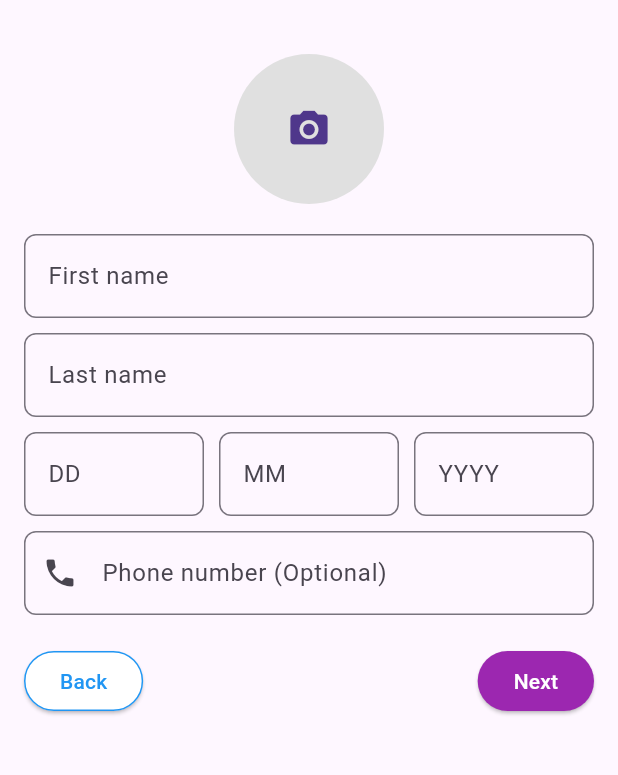
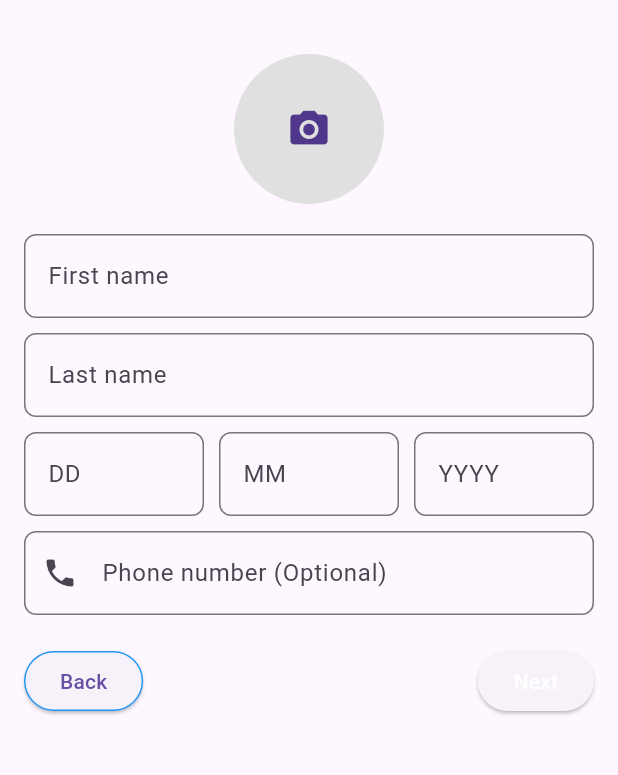
Before and after one commit to NAME-ASHWANIYADAV/moofli-fullstack, a Flutter app: the SignupPage2 screen opened directly with empty values, on a phone screen of 412 x 824 dp, the part 84-859 px from its top. Run offline on Flutter 3.47's test engine with Material 3 defaults, Android fonts, the phone set to English and light mode, and no system bars.

Commit message:
routing_done

```diff
--- a/lib/screens/login_page.dart
+++ b/lib/screens/login_page.dart
@@ -1,4 +1,5 @@
 import 'package:flutter/material.dart';
+import 'package:moofli_fullstack/screens/signup1.dart';
 
 
 class Login_Page extends StatefulWidget {
@@ -13,7 +14,7 @@ class _Login_PageState extends State<Login_Page> {
   @override
   Widget build(BuildContext context) {
     return Scaffold(
-      body: SafeArea(
+      body: SingleChildScrollView(
         child: Padding(
           padding: const EdgeInsets.all(20.0),
           child: Column(
@@ -247,6 +248,7 @@ class _Login_PageState extends State<Login_Page> {
               const Text('Don\'t have an account?', textAlign: TextAlign.center , style: TextStyle(fontFamily: "Poppins",color: Color.fromRGBO(106, 106, 106, 1),), ),
               TextButton(
                 onPressed: () {
+                  Navigator.of(context).push(MaterialPageRoute(builder: (context) => SignupPage1()));
                   // Add your password recovery logic here
                 },
                 style: TextButton.styleFrom(
--- a/lib/screens/signup2.dart
+++ b/lib/screens/signup2.dart
@@ -89,8 +89,8 @@ class SignupPage2 extends StatelessWidget {
                     onPressed: () => Navigator.of(context).pop(),
                     child: Text('Back'),
                     style: ElevatedButton.styleFrom(
-                      primary: Colors.white,
-                      onPrimary: Colors.blue,
+                      // primary: Colors.white,
+                      // onPrimary: Colors.blue,
                       side: BorderSide(color: Colors.blue),
                     ),
                   ),
@@ -107,7 +107,7 @@ class SignupPage2 extends StatelessWidget {
                       }
                     },
                     child: Text('Next', style: TextStyle(color: Colors.white)),
-                    style: ElevatedButton.styleFrom(primary: Colors.purple),
+                    // style: ElevatedButton.styleFrom(primary: Colors.purple),
                   ),
                 ],
               ),
--- a/lib/screens/signup3.dart
+++ b/lib/screens/signup3.dart
@@ -137,7 +137,7 @@ class _SignUp3State extends State<SignUp3> {
             Center(
               child: ElevatedButton(
                 style: ElevatedButton.styleFrom(
-                  primary: Colors.purple,
+                  // primary: Colors.purple,
                   padding: EdgeInsets.symmetric(horizontal: 50, vertical: 15),
                   shape: RoundedRectangleBorder(
                     borderRadius: BorderRadius.circular(10.0),
```
Also changed, not shown: lib/screens/signup1.dart (+4 -4 lines).
